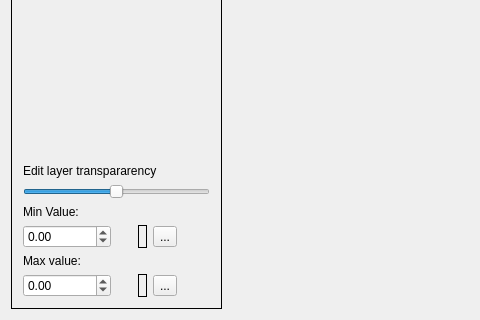
Before: the Qt Designer form mainwindow.ui in vjetten/MapEdit, drawn with Qt 5; both pictures show x 0 to 480 and y 334 to 654 of the 832 by 654 pixel window.
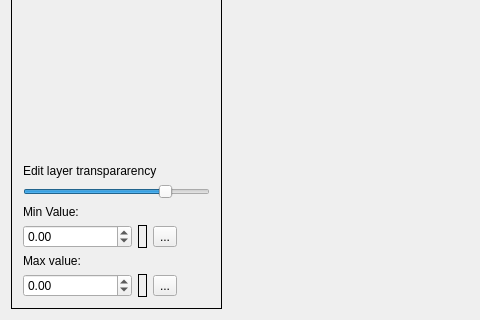
After: the same form once the commit is applied. Icons and pictures are not drawn.

```diff
--- a/mainwindow.ui
+++ b/mainwindow.ui
@@ -126,7 +126,7 @@
        <item row="11" column="0" colspan="2">
         <widget class="QDoubleSpinBox" name="spinMaxV">
          <property name="sizePolicy">
-          <sizepolicy hsizetype="Fixed" vsizetype="Fixed">
+          <sizepolicy hsizetype="Preferred" vsizetype="Fixed">
            <horstretch>0</horstretch>
            <verstretch>0</verstretch>
           </sizepolicy>
@@ -168,10 +168,10 @@
           <number>255</number>
          </property>
          <property name="value">
-          <number>128</number>
+          <number>200</number>
          </property>
          <property name="sliderPosition">
-          <number>128</number>
+          <number>200</number>
          </property>
          <property name="orientation">
           <enum>Qt::Horizontal</enum>
@@ -181,7 +181,7 @@
        <item row="9" column="0" colspan="2">
         <widget class="QDoubleSpinBox" name="spinMinV">
          <property name="sizePolicy">
-          <sizepolicy hsizetype="Fixed" vsizetype="Fixed">
+          <sizepolicy hsizetype="Preferred" vsizetype="Fixed">
            <horstretch>0</horstretch>
            <verstretch>0</verstretch>
           </sizepolicy>
```
